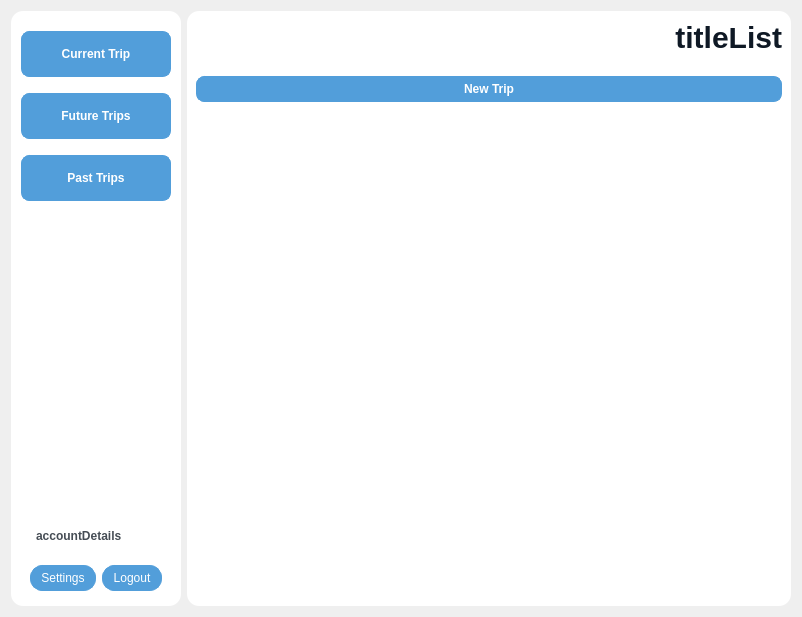
Qt form mainForm.ui (PantilaK/Pigeon) before a commit.
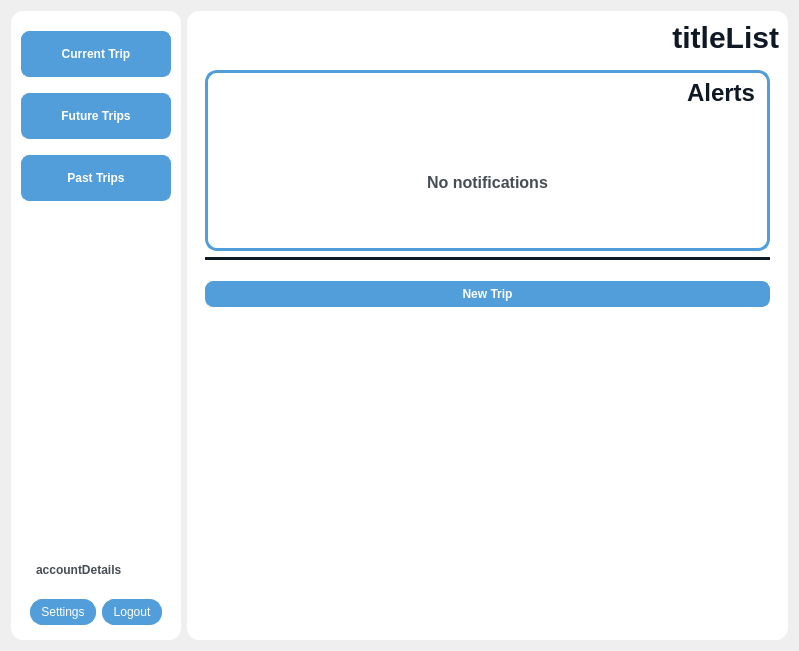
The same form after that commit.

Commit message: notification center

```diff
--- a/mainForm.ui
+++ b/mainForm.ui
@@ -9,8 +9,8 @@
    <rect>
     <x>0</x>
     <y>0</y>
-    <width>802</width>
-    <height>617</height>
+    <width>799</width>
+    <height>651</height>
    </rect>
   </property>
   <property name="windowTitle">
@@ -345,7 +345,7 @@
    height: 0px;
   }</string>
      </property>
-     <layout class="QVBoxLayout" name="verticalLayout_2" stretch="0,0,0">
+     <layout class="QVBoxLayout" name="verticalLayout_2" stretch="0,0">
       <property name="sizeConstraint">
        <enum>QLayout::SetDefaultConstraint</enum>
       </property>
@@ -359,23 +359,6 @@
         </property>
        </widget>
       </item>
-      <item>
-       <layout class="QHBoxLayout" name="horizontalLayout_4">
-        <property name="topMargin">
-         <number>5</number>
-        </property>
-        <property name="bottomMargin">
-         <number>5</number>
-        </property>
-        <item>
-         <widget class="QPushButton" name="newTripButton">
-          <property name="text">
-           <string>New Trip</string>
-          </property>
-         </widget>
-        </item>
-       </layout>
-      </item>
       <item>
        <widget class="QScrollArea" name="scrollArea">
         <property name="horizontalScrollBarPolicy">
@@ -392,8 +375,8 @@
           <rect>
            <x>0</x>
            <y>0</y>
-           <width>550</width>
-           <height>477</height>
+           <width>547</width>
+           <height>559</height>
           </rect>
          </property>
          <property name="sizePolicy">
@@ -402,7 +385,93 @@
            <verstretch>0</verstretch>
           </sizepolicy>
          </property>
+         <property name="styleSheet">
+          <string notr="true">QWidget#notificationWidget{
+  background-color: #fff;
+  border-radius: 12px;
+  border: 3px solid rgb(82, 158, 218);
+}
+
+QLabel#notificationHeaderLabel {
+  color: #0f1925;
+  font-size: 24px;
+  margin-bottom: 10px;
+  text-align: right;
+}
+
+QLabel#noNotificationLabel {
+  font-size: 16px;
+  padding: 50px 20px;
+}
+
+QWidget#hLineSplitWidget {
+  border: 0px;
+  background-color: #0f1925;
+}</string>
+         </property>
          <layout class="QVBoxLayout" name="verticalLayout_3">
+          <item>
+           <widget class="QWidget" name="notificationWidget" native="true">
+            <layout class="QVBoxLayout" name="verticalLayout_4">
+             <item>
+              <widget class="QLabel" name="notificationHeaderLabel">
+               <property name="text">
+                <string>Alerts</string>
+               </property>
+               <property name="alignment">
+                <set>Qt::AlignRight|Qt::AlignTrailing|Qt::AlignVCenter</set>
+               </property>
+              </widget>
+             </item>
+             <item>
+              <widget class="QLabel" name="noNotificationLabel">
+               <property name="text">
+                <string>No notifications</string>
+               </property>
+               <property name="alignment">
+                <set>Qt::AlignCenter</set>
+               </property>
+              </widget>
+             </item>
+             <item>
+              <layout class="QVBoxLayout" name="notificationLayout"/>
+             </item>
+            </layout>
+           </widget>
+          </item>
+          <item>
+           <widget class="QWidget" name="hLineSplitWidget" native="true">
+            <property name="sizePolicy">
+             <sizepolicy hsizetype="Minimum" vsizetype="Minimum">
+              <horstretch>0</horstretch>
+              <verstretch>0</verstretch>
+             </sizepolicy>
+            </property>
+            <property name="minimumSize">
+             <size>
+              <width>0</width>
+              <height>3</height>
+             </size>
+            </property>
+           </widget>
+          </item>
+          <item>
+           <layout class="QHBoxLayout" name="horizontalLayout_4">
+            <property name="topMargin">
+             <number>5</number>
+            </property>
+            <property name="bottomMargin">
+             <number>5</number>
+            </property>
+            <item>
+             <widget class="QPushButton" name="newTripButton">
+              <property name="text">
+               <string>New Trip</string>
+              </property>
+             </widget>
+            </item>
+           </layout>
+          </item>
           <item>
            <layout class="QVBoxLayout" name="tripListLayout"/>
           </item>
```
The commit also changes 17 other files.
